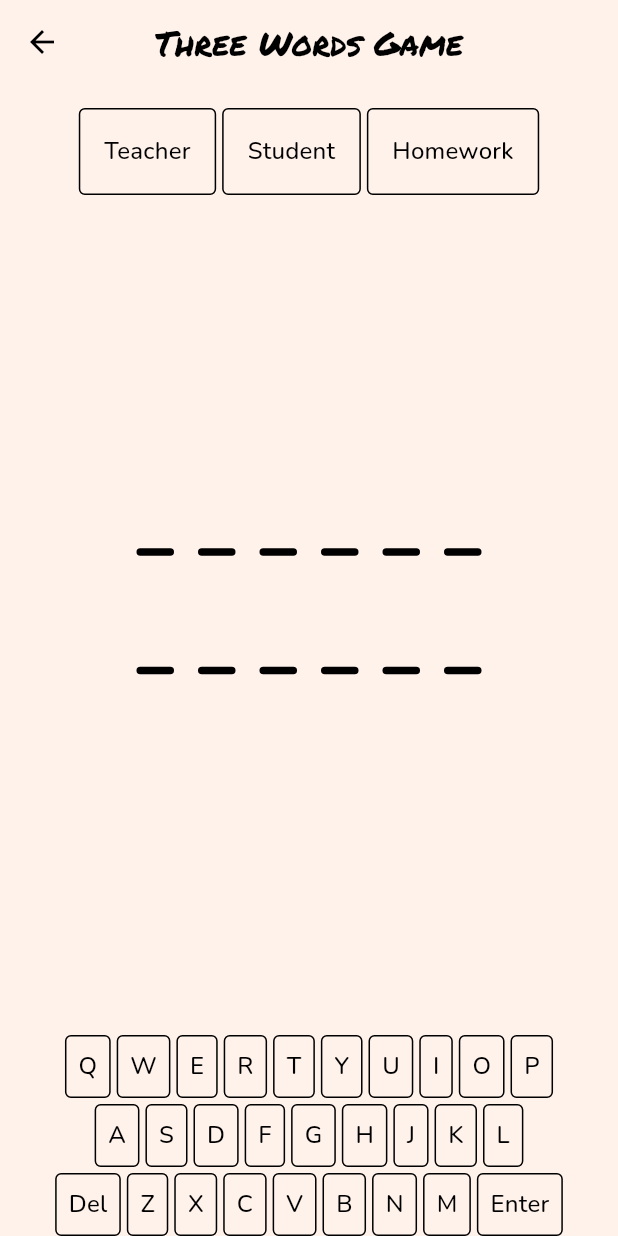
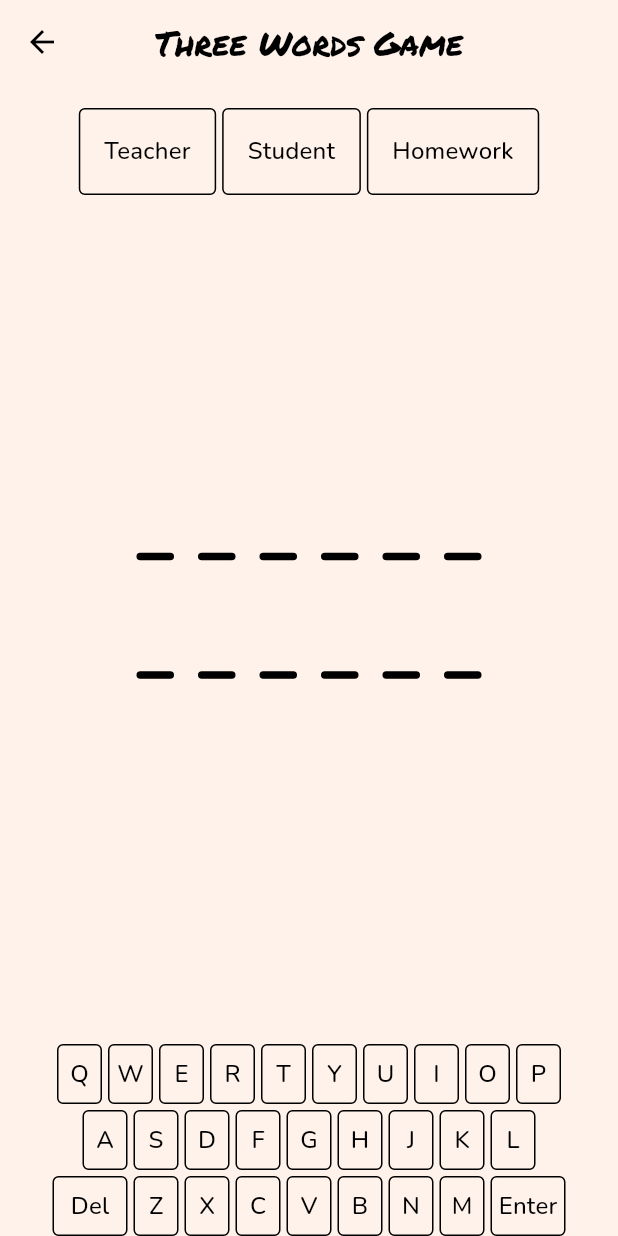
Before and after one commit to burakiscoding/four_words_game, a Flutter app: the GameScreen screen opened directly, on a phone screen of 412 x 824 dp. Run offline on Flutter 3.47's test engine with Material 3 defaults, Android fonts, the phone set to English and light mode, and no system bars; drawn by our look-alikes of flutter_animate; our stand-ins replace equatable, flutter_riverpod, flutter_svg, riverpod, sqflite; accounts and stored records are empty.

Commit message:
updated keyboard

```diff
--- a/lib/features/game/presentation/ui/keyboard_view.dart
+++ b/lib/features/game/presentation/ui/keyboard_view.dart
@@ -1,5 +1,6 @@
 import 'package:flutter/material.dart';
 import 'package:four_words_game/core/extensions/context_x.dart';
+import 'package:four_words_game/core/theme/app_themes.dart';
 
 class KeyboardView extends StatelessWidget {
   final ValueChanged<String>? onKeyPressed;
@@ -31,9 +32,9 @@ class KeyboardView extends StatelessWidget {
           spacing: 4,
           mainAxisAlignment: MainAxisAlignment.center,
           children: [
-            _KeyboardLetterView("Del", onPressed: (_) => onDeletePressed?.call()),
+            _KeyboardLetterView("Del", onPressed: (_) => onDeletePressed?.call(), width: 50, height: 40),
             ...thirdRow.split(',').map((letter) => _KeyboardLetterView(letter, onPressed: onKeyPressed)),
-            _KeyboardLetterView("Enter", onPressed: (_) => onEnterPressed?.call()),
+            _KeyboardLetterView("Enter", onPressed: (_) => onEnterPressed?.call(), width: 50, height: 40),
           ],
         ),
       ],
@@ -44,19 +45,27 @@ class KeyboardView extends StatelessWidget {
 class _KeyboardLetterView extends StatelessWidget {
   final String letter;
   final ValueChanged<String>? _onPressed;
+  final double? width;
+  final double? height;
 
-  const _KeyboardLetterView(this.letter, {ValueChanged<String>? onPressed}) : _onPressed = onPressed;
+  const _KeyboardLetterView(this.letter, {ValueChanged<String>? onPressed, this.width = 30, this.height = 40})
+    : _onPressed = onPressed;
 
   @override
   Widget build(BuildContext context) {
-    return GestureDetector(
+    return InkWell(
       onTap: () => _onPressed?.call(letter),
+      highlightColor: AppColors.lightOrange,
+      splashColor: AppColors.lightOrange,
+      borderRadius: BorderRadius.all(Radius.circular(4)),
       child: Container(
-        padding: const EdgeInsets.all(8),
         decoration: BoxDecoration(
           border: Border.all(color: context.colorScheme.onPrimary),
           borderRadius: BorderRadius.all(Radius.circular(4)),
         ),
+        width: width,
+        height: height,
+        alignment: Alignment.center,
         child: Text(letter, style: context.textTheme.titleMedium),
       ),
     );
```
